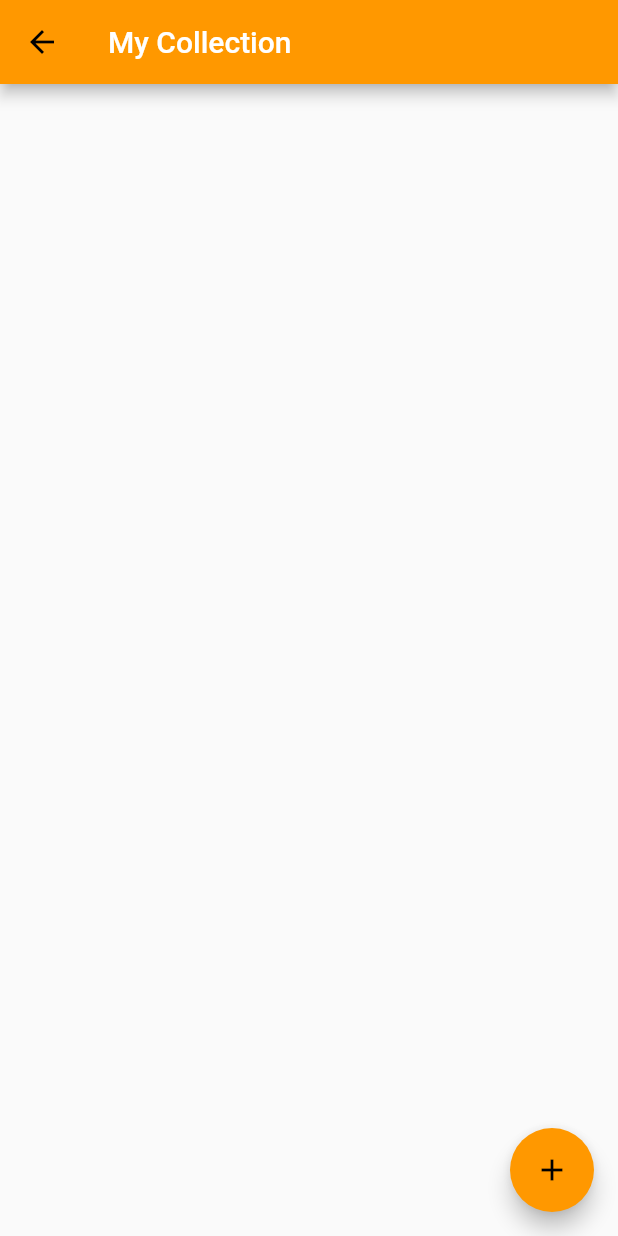
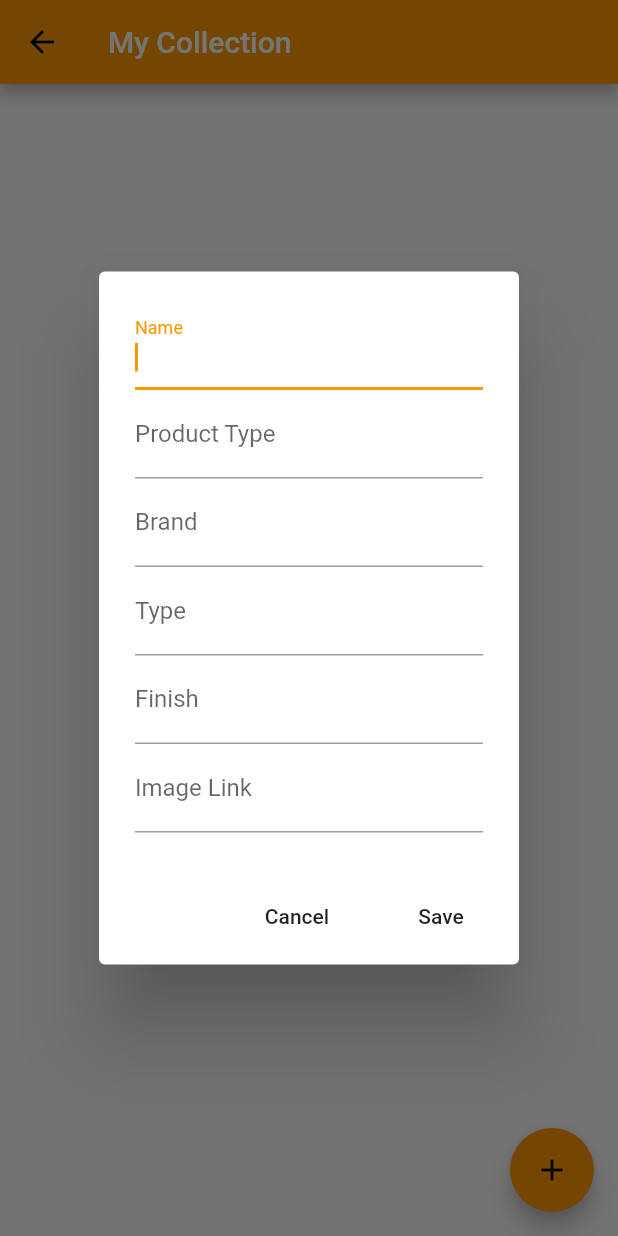
Before and after one commit to soobinjppark/dupe_it, a Flutter app: the CollectionOverviewScreen screen opened directly, after a tap on the "add" icon, on a phone screen of 412 x 824 dp. Run offline on Flutter 3.47's test engine with Material 2 defaults, Android fonts, the phone set to English and light mode, and no system bars; our stand-ins replace camera, firebase_auth, firebase_database, font_awesome_flutter, image_picker, palette_generator; accounts and stored records are empty.

```diff
--- a/lib/screens/CollectionOverviewScreen.dart
+++ b/lib/screens/CollectionOverviewScreen.dart
@@ -2,9 +2,7 @@ import 'package:flutter/material.dart';
 import '../models/Product.dart';
 import '../widgets/ProductItem.dart';
 import '../widgets/appbar.dart';
-import '../providers/ProductList.dart';
 import 'dart:io';
-import 'package:provider/provider.dart';
 import 'package:firebase_database/firebase_database.dart';
 import 'dart:async';
 
@@ -26,7 +24,21 @@ class _CollectionOverviewScreenState extends State<CollectionOverviewScreen> {
 
   List<Product> _collectionList;
 
-  final myController = TextEditingController();
+  final nameController = TextEditingController();
+  final productTypeController = TextEditingController();
+  final brandController = TextEditingController();
+  final typeController = TextEditingController();
+  final finishController = TextEditingController();
+  final imageURLController = TextEditingController();
+
+  void clearAll() {
+    nameController.clear();
+    productTypeController.clear();
+    brandController.clear();
+    typeController.clear();
+    finishController.clear();
+    imageURLController.clear();
+  }
 
   @override
   void initState() {
@@ -79,6 +91,7 @@ _addItem(String name, String productType, String brand, String type, String fini
 }
 
 _deleteItem(String itemID, int index) {
+
   _database.reference().child("collection").child(itemID).remove()
     .then((_) {
       setState(() {
@@ -128,33 +141,94 @@ _deleteItem(String itemID, int index) {
   //       finish: 'matte',
   //       imageURL: 'https://i.imgur.com/3VQrsWi.jpg')
   // ];
-
-  File _pickedImage;
-  final _titleController = TextEditingController();
-  void _selectImage(File pickedImage) {
-    _pickedImage = pickedImage;
+  showDeletedDialog(BuildContext context, String itemID, int index) async {
+    await showDialog<String>(
+      context: context,
+      builder: (BuildContext context) {
+        return AlertDialog(
+          content: new Row(
+            children: <Widget>[
+              new Text("Delete the selected item?")
+            ],
+          ),
+          actions: <Widget>[
+            new FlatButton(
+                  child: const Text('Yes'),
+                  onPressed: () {
+                    _deleteItem(itemID, index);
+                    Navigator.pop(context);
+                  }),
+            new FlatButton(
+                  child: const Text('No'),
+                  onPressed: () {
+                    Navigator.pop(context);
+                  }),
+          ],
+        );
+      }
+    );
   }
 
-  // void _saveProduct() {
-  //   if (_titleController.text.isEmpty|| _pickedImage == null)
-  //     return;
-  //   Provider.of<ProductList>(context, listen: false).addProduct(_titleController.text, _pickedImage);
-  //   Navigator.of(context).pop();
-  // }
   showCollectionDialog(BuildContext context) async {
-    myController.clear();
+    clearAll();
     await showDialog<String>(
         context: context,
         builder: (BuildContext context) {
           return AlertDialog(
-            content: new Row(
+            content: new Column(
+              mainAxisSize: MainAxisSize.min,
               children: <Widget>[
-                new Expanded(
+                new Center(
                   child: new TextField(
-                    controller: myController,
+                    controller: nameController,
                     autofocus: true,
                     decoration: new InputDecoration(
-                      labelText: 'Add new todo',
+                      labelText: 'Name',
+                    ),
+                  )
+                ),
+                new Center(
+                  child: new TextField(
+                    controller: productTypeController,
+                    autofocus: true,
+                    decoration: new InputDecoration(
+                      labelText: 'Product Type',
+                    ),
+                  )
+                ),
+                new Center(
+                  child: new TextField(
+                    controller: brandController,
+                    autofocus: true,
+                    decoration: new InputDecoration(
+                      labelText: 'Brand',
+                    ),
+                  )
+                ),
+                new Center(
+                  child: new TextField(
+                    controller: typeController,
+                    autofocus: true,
+                    decoration: new InputDecoration(
+                      labelText: 'Type',
+                    ),
+                  )
+                ),
+                new Center(
+                  child: new TextField(
+                    controller: finishController,
+                    autofocus: true,
+                    decoration: new InputDecoration(
+                      labelText: 'Finish',
+                    ),
+                  )
+                ),
+                new Center(
+                  child: new TextField(
+                    controller: imageURLController,
+                    autofocus: true,
+                    decoration: new InputDecoration(
+                      labelText: 'Image Link',
                     ),
                   )
                 )
@@ -169,6 +243,13 @@ _deleteItem(String itemID, int index) {
               new FlatButton(
                   child: const Text('Save'),
                   onPressed: () {
+                    _addItem(
+                      nameController.text.toString(),
+                      productTypeController.text.toString(),
+                      brandController.text.toString(),
+                      typeController.text.toString(),
+                      finishController.text.toString(),
+                      imageURLController.text.toString());
                     Navigator.pop(context);
                   })
             ],
@@ -185,7 +266,7 @@ _deleteItem(String itemID, int index) {
         body: GridView.builder(
           padding: const EdgeInsets.all(10),
           itemCount: _collectionList.length,
-          itemBuilder: (ctx, i) => ProductItem(name: _collectionList[i].name, finish: _collectionList[i].finish, imageURL: _collectionList[i].imageURL, index: i, deleteCallback: () => _deleteItem(_collectionList[i].key, i),),
+          itemBuilder: (ctx, i) => ProductItem(name: _collectionList[i].name, finish: _collectionList[i].finish, imageURL: _collectionList[i].imageURL, index: i, deleteCallback: () => showDeletedDialog(context, _collectionList[i].key, i),),
           gridDelegate: SliverGridDelegateWithFixedCrossAxisCount(
               crossAxisCount: 2,
               childAspectRatio: 0.8,
@@ -195,10 +276,36 @@ _deleteItem(String itemID, int index) {
         ),
         floatingActionButton: FloatingActionButton(
           onPressed: () {
-            _addItem('Nude Peach', 'Blush', '3CE', 'Powder', 'matte', 'https://i.imgur.com/yVD7d0v.jpg');
+            showCollectionDialog(context);
           },
           tooltip: 'Increment',
           child: Icon(Icons.add)
         ),);
   }
 }
+
+class SnackBarPage extends StatelessWidget {
+  @override
+  Widget build(BuildContext context) {
+    return Center(
+      child: RaisedButton(
+        onPressed: () {
+          final snackBar = SnackBar(
+            content: Text('Item deleted!'),
+            action: SnackBarAction(
+              label: 'Undo',
+              onPressed: () {
+                // Some code to undo the change.
+              },
+            ),
+          );
+
+          // Find the Scaffold in the widget tree and use
+          // it to show a SnackBar.
+          Scaffold.of(context).showSnackBar(snackBar);
+        },
+        child: Text('Show SnackBar'),
+      ),
+    );
+  }
+}
--- a/lib/screens/MyHomePage.dart
+++ b/lib/screens/MyHomePage.dart
@@ -28,8 +28,8 @@ class _MyHomePageState extends State<MyHomePage> {
       ),
       home: Scaffold(
         appBar: appBarBase(
-        title:'DupeIt'
-    ),
+          title:'DupeIt',
+        ),
         body: Center(
           child: Row(
             mainAxisAlignment: MainAxisAlignment.center,
```
Also changed, not shown: lib/assets/gradient.png (added), lib/assets/sample.jpg.
